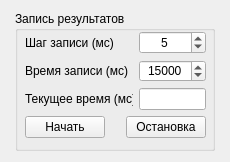
This is src/Widgets/RecordWidget.ui in AlexanderMokhov/AR-600Controller as Qt 5 draws it before an edit. The edited form follows.
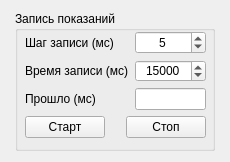
This is the edited form.

The edit to the form file:
```diff
--- a/src/Widgets/RecordWidget.ui
+++ b/src/Widgets/RecordWidget.ui
@@ -35,7 +35,7 @@
       </size>
      </property>
      <property name="title">
-      <string>Запись результатов</string>
+      <string>Запись показаний</string>
      </property>
      <property name="alignment">
       <set>Qt::AlignLeading|Qt::AlignLeft|Qt::AlignTop</set>
@@ -134,7 +134,7 @@
             </sizepolicy>
            </property>
            <property name="text">
-            <string>Текущее время (мс)</string>
+            <string>Прошло (мс)</string>
            </property>
           </widget>
          </item>
@@ -161,7 +161,7 @@
          <item>
           <widget class="QPushButton" name="ButtonStartRecord">
            <property name="text">
-            <string>Начать</string>
+            <string>Старт</string>
            </property>
           </widget>
          </item>
@@ -181,7 +181,7 @@
          <item>
           <widget class="QPushButton" name="ButtonStopRecord">
            <property name="text">
-            <string>Остановка</string>
+            <string>Стоп</string>
            </property>
           </widget>
          </item>
```
